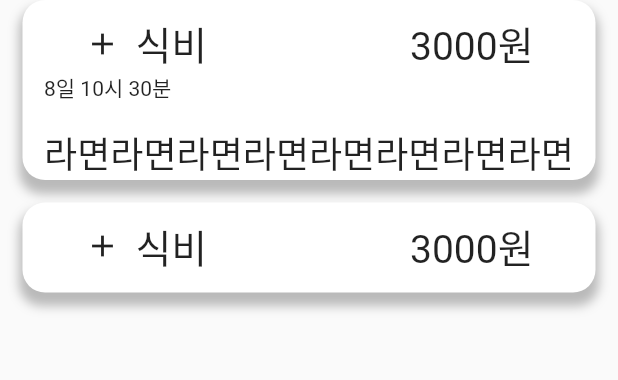
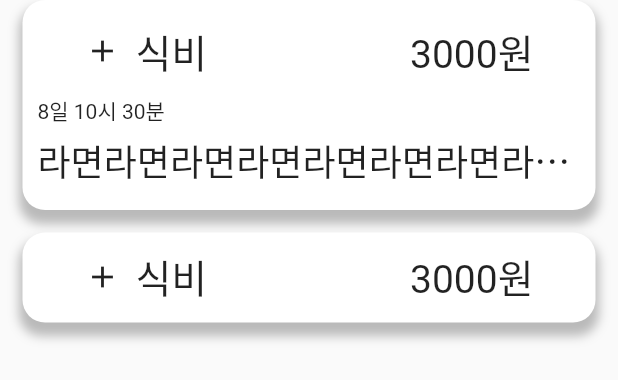
Before and after one commit to tmdeh/pocket-money-management, a Flutter app: the RecordList widget shown alone on an empty page, opened directly, after a tap on "식비", on a phone screen of 412 x 824 dp. Shown: the top 380 px of the screen. Run offline on Flutter 3.47's test engine with Material 2 defaults, Android fonts, the light colour scheme and no system bars; our stand-ins replace animated_splash_screen, get_it.

Commit message:
안드로이드 텍스트 오버플로우 해결 및 위젯 정렬

```diff
--- a/lib/component/home/record_item.dart
+++ b/lib/component/home/record_item.dart
@@ -29,7 +29,7 @@ class _TileState extends State<RecordItem> {
   bool _isExtended = false;
   bool _isReady = false;
 
-  late double _extendedHeight = 120.0;
+  final double _extendedHeight = 140.0;
 
   void _onTap() {
     setState(() {
@@ -54,7 +54,7 @@ class _TileState extends State<RecordItem> {
       onTap: _onTap,
       child: AnimatedContainer(
         height: _isExtended ? _extendedHeight : 60.0,
-        duration: const Duration(milliseconds: 300),
+        duration: const Duration(milliseconds: 150),
         curve: Curves.linear,
         onEnd: _onAnimationEnd,
         decoration: BoxDecoration(
@@ -72,7 +72,8 @@ class _TileState extends State<RecordItem> {
         child: Padding(
           padding: const EdgeInsets.all(10.0),
           child: Column(
-            mainAxisAlignment: MainAxisAlignment.spaceBetween,
+            mainAxisAlignment: MainAxisAlignment.spaceAround,
+            crossAxisAlignment: CrossAxisAlignment.start,
             children: [
               _Outline(category: widget.category, price: widget.price),
               _Memo(isReady: _isReady, memo: widget.memo, payDate: widget.payDate),
@@ -142,9 +143,8 @@ class _Memo extends StatelessWidget {
   @override
   Widget build(BuildContext context) {
     return AnimatedOpacity(
-
       opacity: isReady ? 1.0 : 0,
-      duration: const Duration(milliseconds: 300),
+      duration: const Duration(milliseconds: 150),
       child: Visibility(
         visible: isReady,
         child: Column(
@@ -153,12 +153,13 @@ class _Memo extends StatelessWidget {
             Text(
               "${payDate.day}일 ${payDate.hour}시 ${payDate.minute}분",
             ),
-            const SizedBox(height: 15,),
+            const SizedBox(height: 5,),
             Text(
               memo,
               style: const TextStyle(
                 fontSize: 24
               ),
+              overflow: TextOverflow.ellipsis,
             ),
           ],
         ),
--- a/lib/component/home/record_list.dart
+++ b/lib/component/home/record_list.dart
@@ -26,7 +26,7 @@ class RecordList extends StatelessWidget {
             RecordItem(
               category: "식비",
               price: 3000,
-              memo: "라면라면라면라면라면라면라면라면",
+              memo: "라면라면라면라면라면라면라면라면라면",
               payDate: DateTime.now(),
               type: RecordType.spend,
             ),
@@ -34,7 +34,7 @@ class RecordList extends StatelessWidget {
             RecordItem(
               category: "식비",
               price: 3000,
-              memo: "라면라면라면라면라면라면라면라면",
+              memo: "가나다라마바사아자차카마파아",
               payDate: DateTime.now(),
               type: RecordType.spend,
             ),
```
